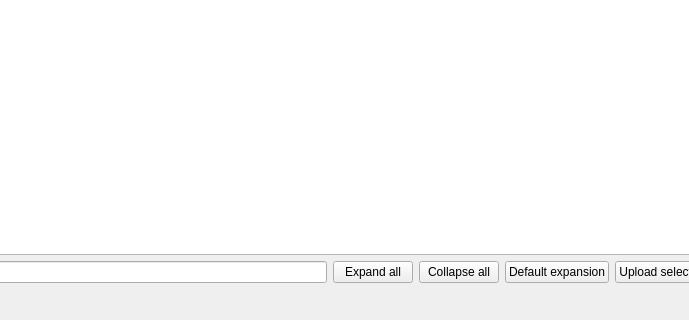
TrashMonks/qud-wiki, file qud_explorer_window.ui: the form before one commit; both pictures show x 125 to 814 and y 448 to 768 of the 1024 by 768 pixel window.
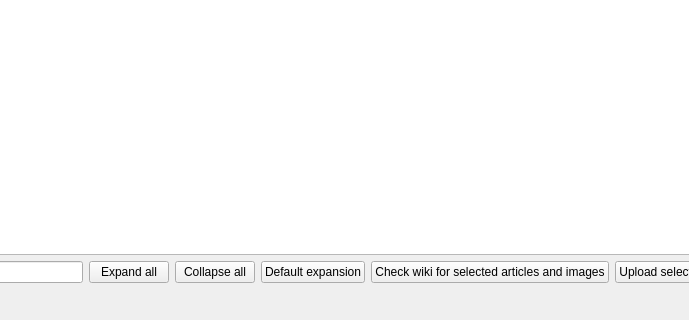
The form after the commit.

Commit message: Add checking wiki for pages and tiles; many small fixes

```diff
--- a/qud_explorer_window.ui
+++ b/qud_explorer_window.ui
@@ -75,6 +75,13 @@
             </property>
            </widget>
           </item>
+          <item>
+           <widget class="QPushButton" name="check_selected_button">
+            <property name="text">
+             <string>Check wiki for selected articles and images</string>
+            </property>
+           </widget>
+          </item>
           <item>
            <widget class="QPushButton" name="upload_templates_button">
             <property name="text">
```
The commit also changes 6 other files.
